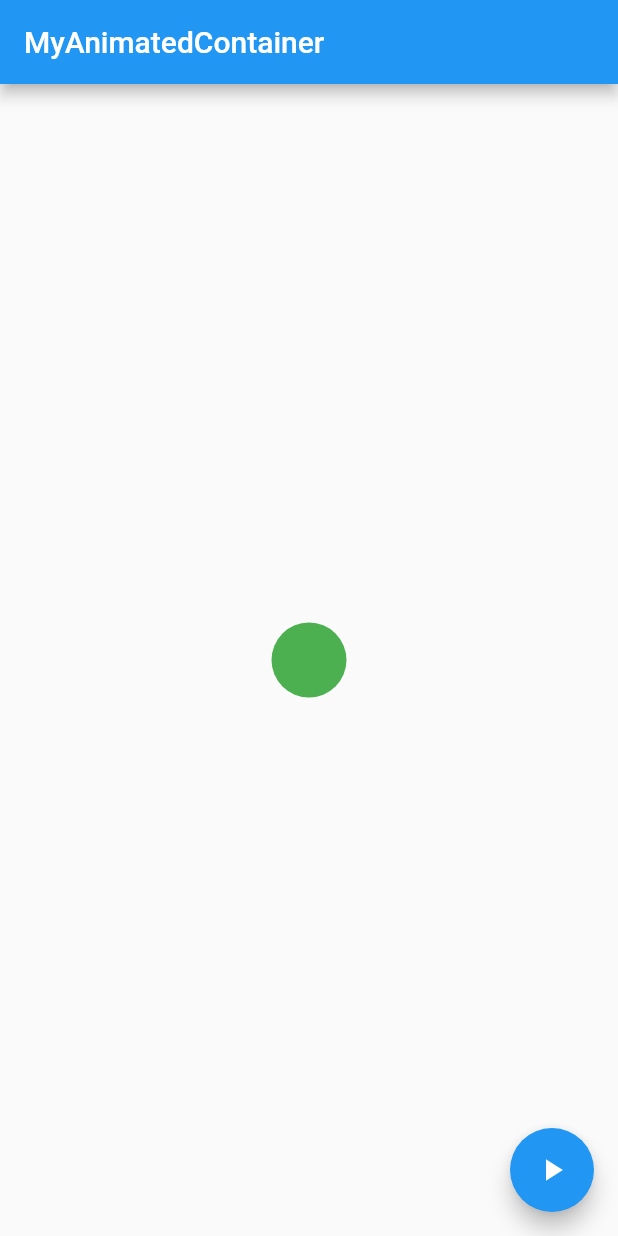
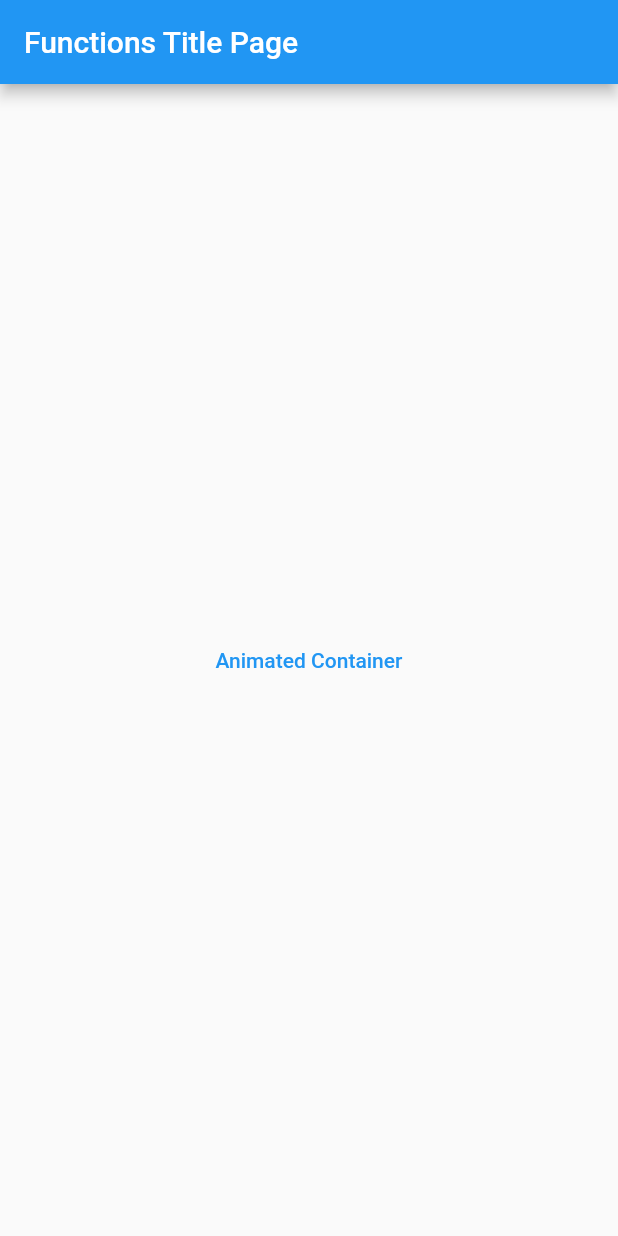
Before and after one commit to auaicn/Testbed-flutter, a Flutter app: the screen it shows after launch, on a phone screen of 412 x 824 dp. Run offline on Flutter 3.47's test engine with Material 2 defaults, Android fonts, the phone set to English and light mode, and no system bars.

Commit message:
Chore: Added title pages to redirect various functions

```diff
--- a/course_2/lib/main.dart
+++ b/course_2/lib/main.dart
@@ -1,5 +1,4 @@
-import 'dart:math';
-
+import 'package:course_2/title.dart';
 import 'package:flutter/material.dart';
 
 void main() {
@@ -14,59 +13,7 @@ class InflearnCourseApp extends StatelessWidget {
       theme: ThemeData(
         primarySwatch: Colors.blue,
       ),
-      home: MyAnimatedContainer(title: 'Inflearn Course App Home Page'),
+      home: TitlePage(),
     );
   }
 }
-
-class MyAnimatedContainer extends StatefulWidget {
-  final String title;
-  const MyAnimatedContainer({Key key, this.title}) : super(key: key);
-
-  @override
-  _AnimatedContainerState createState() => _AnimatedContainerState();
-}
-
-class _AnimatedContainerState extends State<MyAnimatedContainer> {
-  double _width = 50;
-  double _height = 50;
-  double _radius = 50;
-  Color _color = Colors.green;
-
-  @override
-  Widget build(BuildContext context) {
-    return Scaffold(
-      appBar: AppBar(
-        title: Text('MyAnimatedContainer'),
-      ),
-      body: Center(
-        child: AnimatedContainer(
-            width: _width,
-            height: _height,
-            duration: Duration(seconds: 1),
-            curve: Curves.fastOutSlowIn,
-            decoration: BoxDecoration(
-              borderRadius: BorderRadius.circular(_radius),
-              color: _color,
-            )),
-      ),
-      floatingActionButton: FloatingActionButton(
-        onPressed: () {
-          setState(() {
-            final random = Random();
-            _width = random.nextInt(300).toDouble();
-            _height = random.nextInt(300).toDouble();
-            _radius = random.nextInt(100).toDouble();
-            _color = Color.fromRGBO(
-              random.nextInt(256),
-              random.nextInt(256),
-              random.nextInt(256),
-              1,
-            );
-          });
-        },
-        child: Icon(Icons.play_arrow),
-      ),
-    );
-  }
-}
--- /dev/null
+++ b/course_2/lib/title.dart
@@ -0,0 +1,41 @@
+import 'package:flutter/material.dart';
+import 'package:course_2/MyAnimatedContainer.dart';
+
+class TitlePage extends StatefulWidget {
+  const TitlePage({Key key}) : super(key: key);
+
+  @override
+  _TitlePageState createState() => _TitlePageState();
+}
+
+class _TitlePageState extends State<TitlePage> {
+  @override
+  Widget build(BuildContext context) {
+    return Scaffold(
+      appBar: AppBar(title: Text("Functions Title Page")),
+      body: Center(
+        child: Padding(
+          padding: EdgeInsets.all(40),
+          child: Container(
+            child: Column(
+              mainAxisAlignment: MainAxisAlignment.center,
+              crossAxisAlignment: CrossAxisAlignment.center,
+              children: [
+                TextButton(
+                    onPressed: () {
+                      Navigator.push(
+                        context,
+                        MaterialPageRoute(
+                          builder: (context) => MyAnimatedContainer(),
+                        ),
+                      );
+                    },
+                    child: Text("Animated Container"))
+              ],
+            ),
+          ),
+        ),
+      ),
+    );
+  }
+}
```
Also changed, not shown: course_2/lib/MyAnimatedContainer.dart (added, +61 -0 lines).
